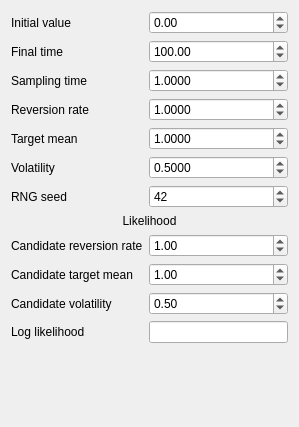
Old version of the form Classes/CppQtOrnsteinUhlenbeck/qtornsteinuhlenbeckparameterswidget.ui in the repository richelbilderbeek/ProjectRichelBilderbeek.
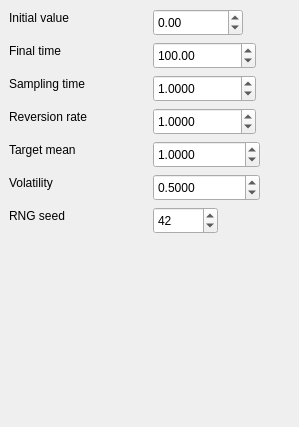
New version of the form.

```diff
--- a/Classes/CppQtOrnsteinUhlenbeck/qtornsteinuhlenbeckparameterswidget.ui
+++ b/Classes/CppQtOrnsteinUhlenbeck/qtornsteinuhlenbeckparameterswidget.ui
@@ -13,16 +13,28 @@
   <property name="windowTitle">
    <string/>
   </property>
-  <layout class="QGridLayout" name="gridLayout">
-   <item row="0" column="0">
     <widget class="QLabel" name="label_init_x">
+   <property name="geometry">
+    <rect>
+     <x>9</x>
+     <y>9</y>
+     <width>79</width>
+     <height>17</height>
+    </rect>
+   </property>
      <property name="text">
       <string>Initial value</string>
      </property>
     </widget>
-   </item>
-   <item row="0" column="1">
     <widget class="QDoubleSpinBox" name="box_init_x">
+   <property name="geometry">
+    <rect>
+     <x>153</x>
+     <y>9</y>
+     <width>90</width>
+     <height>27</height>
+    </rect>
+   </property>
      <property name="minimum">
       <double>-1000.000000000000000</double>
      </property>
@@ -30,16 +42,28 @@
       <double>1000.000000000000000</double>
      </property>
     </widget>
-   </item>
-   <item row="1" column="0">
     <widget class="QLabel" name="label_t_end">
+   <property name="geometry">
+    <rect>
+     <x>9</x>
+     <y>42</y>
+     <width>67</width>
+     <height>17</height>
+    </rect>
+   </property>
      <property name="text">
       <string>Final time</string>
      </property>
     </widget>
-   </item>
-   <item row="1" column="1">
     <widget class="QDoubleSpinBox" name="box_t_end">
+   <property name="geometry">
+    <rect>
+     <x>153</x>
+     <y>42</y>
+     <width>103</width>
+     <height>27</height>
+    </rect>
+   </property>
      <property name="maximum">
       <double>100000.000000000000000</double>
      </property>
@@ -47,9 +71,15 @@
       <double>100.000000000000000</double>
      </property>
     </widget>
-   </item>
-   <item row="2" column="0">
     <widget class="QLabel" name="label_dt">
+   <property name="geometry">
+    <rect>
+     <x>9</x>
+     <y>75</y>
+     <width>98</width>
+     <height>17</height>
+    </rect>
+   </property>
      <property name="toolTip">
       <string>delta</string>
      </property>
@@ -57,9 +87,15 @@
       <string>Sampling time</string>
      </property>
     </widget>
-   </item>
-   <item row="2" column="1">
     <widget class="QDoubleSpinBox" name="box_dt">
+   <property name="geometry">
+    <rect>
+     <x>153</x>
+     <y>75</y>
+     <width>103</width>
+     <height>27</height>
+    </rect>
+   </property>
      <property name="decimals">
       <number>4</number>
      </property>
@@ -73,9 +109,15 @@
       <double>1.000000000000000</double>
      </property>
     </widget>
-   </item>
-   <item row="3" column="0">
     <widget class="QLabel" name="label_mean_reversion_rate">
+   <property name="geometry">
+    <rect>
+     <x>9</x>
+     <y>108</y>
+     <width>99</width>
+     <height>17</height>
+    </rect>
+   </property>
      <property name="toolTip">
       <string>theta</string>
      </property>
@@ -83,9 +125,15 @@
       <string>Reversion rate</string>
      </property>
     </widget>
-   </item>
-   <item row="3" column="1">
     <widget class="QDoubleSpinBox" name="box_mean_reversion_rate">
+   <property name="geometry">
+    <rect>
+     <x>153</x>
+     <y>108</y>
+     <width>103</width>
+     <height>27</height>
+    </rect>
+   </property>
      <property name="decimals">
       <number>4</number>
      </property>
@@ -99,9 +147,15 @@
       <double>1.000000000000000</double>
      </property>
     </widget>
-   </item>
-   <item row="4" column="0">
     <widget class="QLabel" name="label_target_mean">
+   <property name="geometry">
+    <rect>
+     <x>9</x>
+     <y>141</y>
+     <width>86</width>
+     <height>17</height>
+    </rect>
+   </property>
      <property name="toolTip">
       <string>mu</string>
      </property>
@@ -109,9 +163,15 @@
       <string>Target mean</string>
      </property>
     </widget>
-   </item>
-   <item row="4" column="1">
     <widget class="QDoubleSpinBox" name="box_target_mean">
+   <property name="geometry">
+    <rect>
+     <x>153</x>
+     <y>141</y>
+     <width>107</width>
+     <height>27</height>
+    </rect>
+   </property>
      <property name="decimals">
       <number>4</number>
      </property>
@@ -128,9 +188,15 @@
       <double>1.000000000000000</double>
      </property>
     </widget>
-   </item>
-   <item row="5" column="0">
     <widget class="QLabel" name="label_volatility">
+   <property name="geometry">
+    <rect>
+     <x>9</x>
+     <y>174</y>
+     <width>63</width>
+     <height>17</height>
+    </rect>
+   </property>
      <property name="toolTip">
       <string>sigma</string>
      </property>
@@ -138,9 +204,15 @@
       <string>Volatility</string>
      </property>
     </widget>
-   </item>
-   <item row="5" column="1">
     <widget class="QDoubleSpinBox" name="box_volatility">
+   <property name="geometry">
+    <rect>
+     <x>153</x>
+     <y>174</y>
+     <width>107</width>
+     <height>27</height>
+    </rect>
+   </property>
      <property name="decimals">
       <number>4</number>
      </property>
@@ -157,16 +229,28 @@
       <double>0.500000000000000</double>
      </property>
     </widget>
-   </item>
-   <item row="6" column="0">
     <widget class="QLabel" name="label_seed">
+   <property name="geometry">
+    <rect>
+     <x>9</x>
+     <y>207</y>
+     <width>67</width>
+     <height>17</height>
+    </rect>
+   </property>
      <property name="text">
       <string>RNG seed</string>
      </property>
     </widget>
-   </item>
-   <item row="6" column="1">
     <widget class="QSpinBox" name="box_seed">
+   <property name="geometry">
+    <rect>
+     <x>153</x>
+     <y>207</y>
+     <width>65</width>
+     <height>27</height>
+    </rect>
+   </property>
      <property name="maximum">
       <number>1000</number>
      </property>
@@ -174,108 +258,6 @@
       <number>42</number>
      </property>
     </widget>
-   </item>
-   <item row="7" column="0" colspan="2">
-    <widget class="QLabel" name="label_cand_likelihood">
-     <property name="text">
-      <string>Likelihood</string>
-     </property>
-     <property name="alignment">
-      <set>Qt::AlignCenter</set>
-     </property>
-    </widget>
-   </item>
-   <item row="8" column="0">
-    <widget class="QLabel" name="label_cand_mean_reversion_rate">
-     <property name="text">
-      <string>Candidate reversion rate</string>
-     </property>
-    </widget>
-   </item>
-   <item row="8" column="1">
-    <widget class="QDoubleSpinBox" name="box_cand_mean_reversion_rate">
-     <property name="minimum">
-      <double>0.010000000000000</double>
-     </property>
-     <property name="maximum">
-      <double>10000.000000000000000</double>
-     </property>
-     <property name="singleStep">
-      <double>0.010000000000000</double>
-     </property>
-     <property name="value">
-      <double>1.000000000000000</double>
-     </property>
-    </widget>
-   </item>
-   <item row="9" column="0">
-    <widget class="QLabel" name="label_cand_target_mean">
-     <property name="text">
-      <string>Candidate target mean</string>
-     </property>
-    </widget>
-   </item>
-   <item row="9" column="1">
-    <widget class="QDoubleSpinBox" name="box_cand_target_mean">
-     <property name="maximum">
-      <double>1000.000000000000000</double>
-     </property>
-     <property name="singleStep">
-      <double>0.010000000000000</double>
-     </property>
-     <property name="value">
-      <double>1.000000000000000</double>
-     </property>
-    </widget>
-   </item>
-   <item row="10" column="0">
-    <widget class="QLabel" name="label_cand_volatility">
-     <property name="text">
-      <string>Candidate volatility</string>
-     </property>
-    </widget>
-   </item>
-   <item row="10" column="1">
-    <widget class="QDoubleSpinBox" name="box_cand_volatility">
-     <property name="maximum">
-      <double>1000.000000000000000</double>
-     </property>
-     <property name="singleStep">
-      <double>0.010000000000000</double>
-     </property>
-     <property name="value">
-      <double>0.500000000000000</double>
-     </property>
-    </widget>
-   </item>
-   <item row="11" column="0">
-    <widget class="QLabel" name="label_log_likelihood">
-     <property name="text">
-      <string>Log likelihood</string>
-     </property>
-    </widget>
-   </item>
-   <item row="11" column="1">
-    <widget class="QLineEdit" name="edit_log_likelihood">
-     <property name="readOnly">
-      <bool>true</bool>
-     </property>
-    </widget>
-   </item>
-   <item row="12" column="0">
-    <spacer name="spacer">
-     <property name="orientation">
-      <enum>Qt::Vertical</enum>
-     </property>
-     <property name="sizeHint" stdset="0">
-      <size>
-       <width>20</width>
-       <height>20</height>
-      </size>
-     </property>
-    </spacer>
-   </item>
-  </layout>
  </widget>
  <resources/>
  <connections/>
```
Lines whose indentation alone changed are shown as unchanged.
